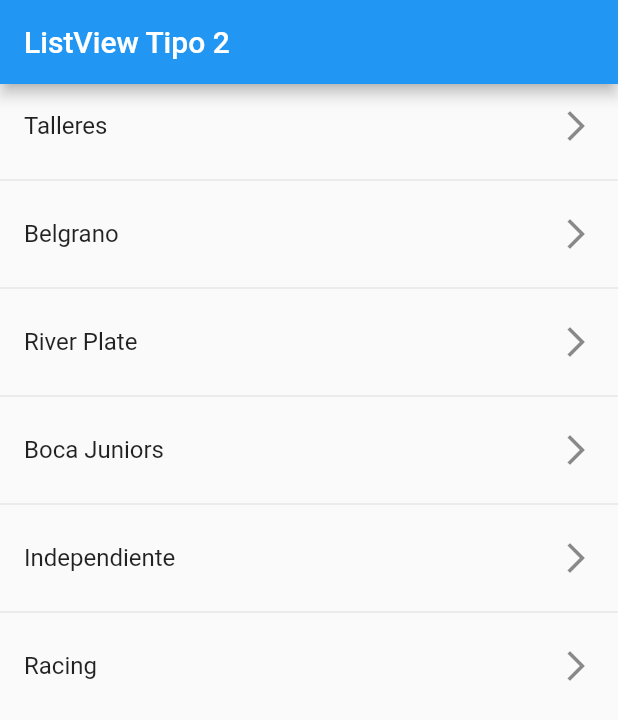
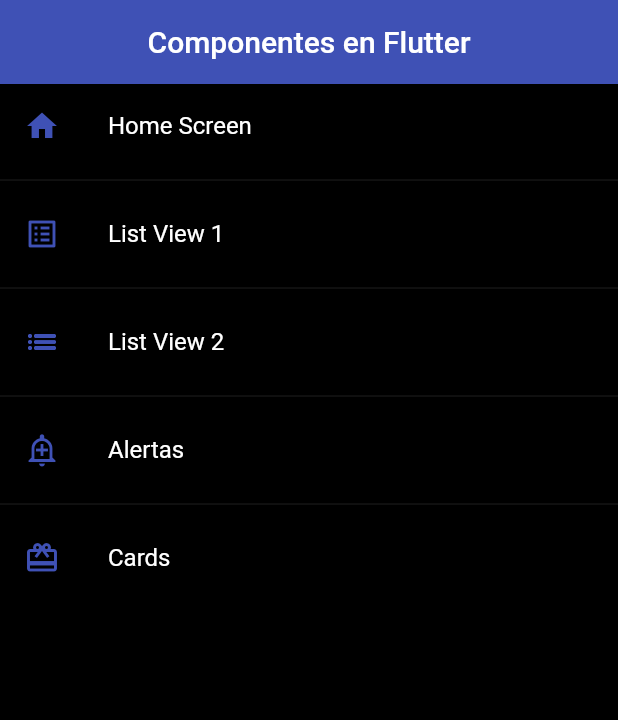
Before and after one commit to LuisPulenta/componentes, a Flutter app: the screen it shows after launch, on a phone screen of 412 x 824 dp. Shown: the top 720 px of the screen. Run offline on Flutter 3.47's test engine with Material 2 defaults, Android fonts, the phone set to English and light mode, and no system bars.

Commit message:
Video 75

```diff
--- a/lib/main.dart
+++ b/lib/main.dart
@@ -1,18 +1,20 @@
-import 'package:componentes/screens/listview1_screen.dart';
-import 'package:componentes/screens/listview2_screen.dart';
+import 'package:componentes/themes/app_theme.dart';
 import 'package:flutter/material.dart';
+import 'package:componentes/router/app_routes.dart';
 
-void main() => runApp(MyApp());
+void main() => runApp(const MyApp());
 
 class MyApp extends StatelessWidget {
   const MyApp({Key? key}) : super(key: key);
 
   @override
   Widget build(BuildContext context) {
-    return const MaterialApp(
-      debugShowCheckedModeBanner: false,
-      title: 'Material App',
-      home: ListView2Screen(),
-    );
+    return MaterialApp(
+        debugShowCheckedModeBanner: false,
+        title: 'Material App',
+        initialRoute: AppRoutes.initialRoute,
+        routes: AppRoutes.getAppRoutes(),
+        onGenerateRoute: AppRoutes.onGenerateRoute,
+        theme: AppTheme.darkTheme);
   }
 }
--- /dev/null
+++ b/lib/models/menu_option.dart
@@ -0,0 +1,14 @@
+import 'package:flutter/material.dart' show IconData, Widget;
+
+class MenuOption {
+  final String route;
+  final IconData icon;
+  final String name;
+  final Widget screen;
+
+  MenuOption(
+      {required this.route,
+      required this.icon,
+      required this.name,
+      required this.screen});
+}
--- /dev/null
+++ b/lib/models/models.dart
@@ -0,0 +1 @@
+export 'package:componentes/models/menu_option.dart';
--- /dev/null
+++ b/lib/router/app_routes.dart
@@ -0,0 +1,58 @@
+import 'package:flutter/material.dart';
+import 'package:componentes/models/models.dart';
+import 'package:componentes/screens/screens.dart';
+
+class AppRoutes {
+  static const initialRoute = 'home';
+
+  static final menuOptions = <MenuOption>[
+    MenuOption(
+        route: 'home',
+        name: 'Home Screen',
+        screen: HomeScreen(),
+        icon: Icons.home),
+    MenuOption(
+        route: 'listview1',
+        name: 'List View 1',
+        screen: ListView1Screen(),
+        icon: Icons.list_alt),
+    MenuOption(
+        route: 'listview2',
+        name: 'List View 2',
+        screen: ListView2Screen(),
+        icon: Icons.list_sharp),
+    MenuOption(
+        route: 'alert',
+        name: 'Alertas',
+        screen: AlertScreen(),
+        icon: Icons.add_alert_outlined),
+    MenuOption(
+        route: 'card',
+        name: 'Cards',
+        screen: CardScreen(),
+        icon: Icons.card_giftcard),
+  ];
+
+  // static Map<String, Widget Function(BuildContext)> routes = {
+  //   'alert': (BuildContext context) => const AlertScreen(),
+  //   'card': (BuildContext context) => const CardScreen(),
+  //   'home': (BuildContext context) => const HomeScreen(),
+  //   '': (BuildContext context) => const ListView1Screen(),
+  //   'listview2': (BuildContext context) => const ListView2Screen(),
+  // };
+
+  static Map<String, Widget Function(BuildContext)> getAppRoutes() {
+    Map<String, Widget Function(BuildContext)> appRoutes = {};
+
+    for (final option in menuOptions) {
+      appRoutes.addAll({option.route: (BuildContext context) => option.screen});
+    }
+    return appRoutes;
+  }
+
+  static Route<dynamic> onGenerateRoute(RouteSettings settings) {
+    return MaterialPageRoute(
+      builder: (context) => const AlertScreen(),
+    );
+  }
+}
--- /dev/null
+++ b/lib/screens/alert_screen.dart
@@ -0,0 +1,14 @@
+import 'package:flutter/material.dart';
+
+class AlertScreen extends StatelessWidget {
+  const AlertScreen({Key? key}) : super(key: key);
+
+  @override
+  Widget build(BuildContext context) {
+    return const Scaffold(
+      body: Center(
+        child: Text('AlertScreen'),
+      ),
+    );
+  }
+}
--- /dev/null
+++ b/lib/screens/card_screen.dart
@@ -0,0 +1,14 @@
+import 'package:flutter/material.dart';
+
+class CardScreen extends StatelessWidget {
+  const CardScreen({Key? key}) : super(key: key);
+
+  @override
+  Widget build(BuildContext context) {
+    return const Scaffold(
+      body: Center(
+        child: Text('CardScreen'),
+      ),
+    );
+  }
+}
--- /dev/null
+++ b/lib/screens/home_screen.dart
@@ -0,0 +1,37 @@
+import 'package:componentes/router/app_routes.dart';
+import 'package:componentes/themes/app_theme.dart';
+import 'package:flutter/material.dart';
+
+class HomeScreen extends StatelessWidget {
+  const HomeScreen({Key? key}) : super(key: key);
+
+  @override
+  Widget build(BuildContext context) {
+    final menuOptions = AppRoutes.menuOptions;
+
+    return Scaffold(
+        appBar: AppBar(
+          title: const Text('Componentes en Flutter'),
+          centerTitle: true,
+        ),
+        body: ListView.separated(
+          itemCount: menuOptions.length,
+          itemBuilder: (context, index) => ListTile(
+            leading: Icon(
+              menuOptions[index].icon,
+              color: AppTheme.primary,
+            ),
+            title: Text(menuOptions[index].name),
+            onTap: () {
+              Navigator.pushNamed(context, menuOptions[index].route);
+            },
+
+            // final route = MaterialPageRoute(
+            //   builder: (context) => const ListView1Screen(),
+            // );
+            // Navigator.push(context, route);
+          ),
+          separatorBuilder: (_, __) => const Divider(),
+        ));
+  }
+}
--- a/lib/screens/listview1_screen.dart
+++ b/lib/screens/listview1_screen.dart
@@ -16,10 +16,10 @@ class ListView1Screen extends StatelessWidget {
           ...options
               .map((team) => ListTile(
                     title: Text(team),
-                    trailing: Icon(Icons.arrow_forward_ios_outlined),
+                    trailing: const Icon(Icons.arrow_forward_ios_outlined),
                   ))
               .toList(),
-          Divider(
+          const Divider(
             color: Colors.purple,
           ),
         ],
--- a/lib/screens/listview2_screen.dart
+++ b/lib/screens/listview2_screen.dart
@@ -21,8 +21,16 @@ class ListView2Screen extends StatelessWidget {
         body: ListView.separated(
           itemCount: options.length,
           itemBuilder: (context, index) => ListTile(
-              title: Text(options[index]),
-              trailing: Icon(Icons.arrow_forward_ios_outlined)),
+            title: Text(options[index]),
+            trailing: const Icon(
+              Icons.arrow_forward_ios_outlined,
+              color: Colors.indigo,
+            ),
+            onTap: () {
+              final team = options[index];
+              print(team);
+            },
+          ),
           separatorBuilder: (_, __) => const Divider(),
         ));
   }
--- /dev/null
+++ b/lib/screens/screens.dart
@@ -0,0 +1,5 @@
+export 'package:componentes/screens/alert_screen.dart';
+export 'package:componentes/screens/card_screen.dart';
+export 'package:componentes/screens/home_screen.dart';
+export 'package:componentes/screens/listview1_screen.dart';
+export 'package:componentes/screens/listview2_screen.dart';
--- /dev/null
+++ b/lib/themes/app_theme.dart
@@ -0,0 +1,20 @@
+import 'package:flutter/material.dart';
+
+class AppTheme {
+  static const Color primary = Colors.indigo;
+
+  static final ThemeData lightTheme = ThemeData.light().copyWith(
+      //Color primario
+      primaryColor: primary,
+      //AppBar Theme
+      appBarTheme:
+          const AppBarTheme(color: primary, elevation: 0, centerTitle: true));
+
+  static final ThemeData darkTheme = ThemeData.dark().copyWith(
+      //Color primario
+      primaryColor: primary,
+      //AppBar Theme
+      appBarTheme:
+          const AppBarTheme(color: primary, elevation: 0, centerTitle: true),
+      scaffoldBackgroundColor: Colors.black);
+}
```
